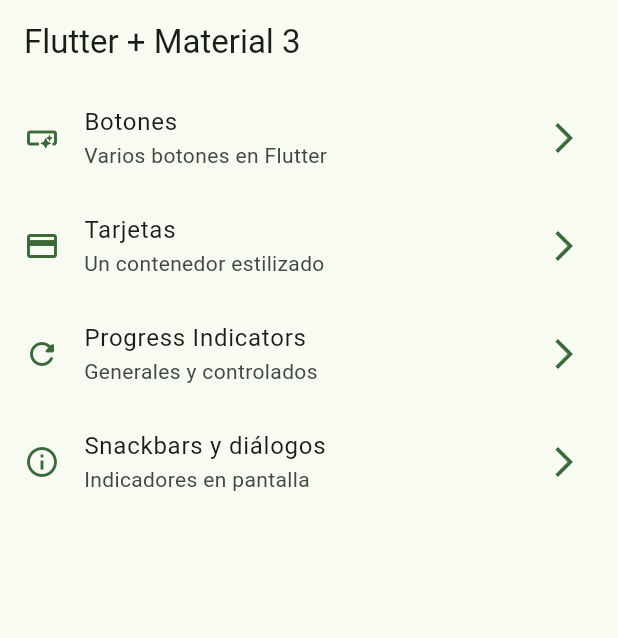
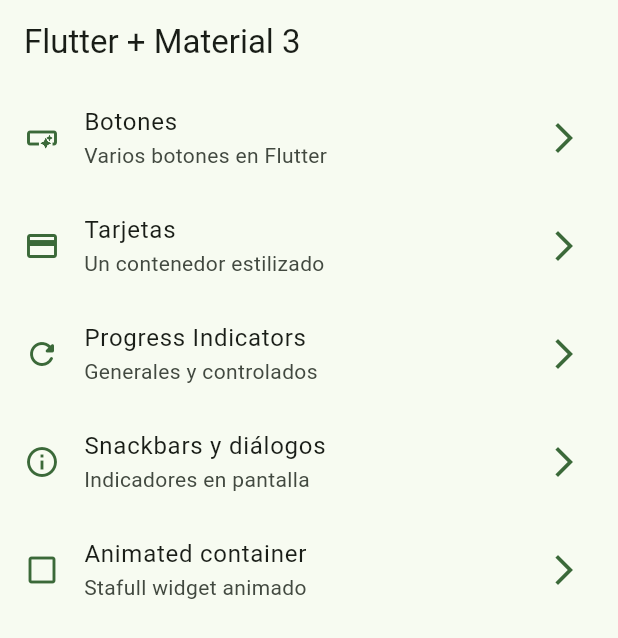
Before and after one commit to valeroman/FT-Widgets, a Flutter app: the screen it shows after launch, on a phone screen of 412 x 824 dp. Shown: the top 638 px of the screen. Run offline on Flutter 3.47's test engine with Material 2 defaults, Android fonts, the phone set to English and light mode, and no system bars; our stand-ins replace go_router.

Commit message:
animatedContainer terminado

```diff
--- a/lib/config/menu/menu_items.dart
+++ b/lib/config/menu/menu_items.dart
@@ -45,4 +45,11 @@ const appMenuItems = <MenuItem>[
     icon: Icons.info_outline
   ),
 
+  MenuItem(
+    title: 'Animated container',
+    subTitle: 'Stafull widget animado',
+    link: '/animated',
+    icon: Icons.check_box_outline_blank_outlined
+  ),
+
 ];
--- a/lib/config/router/app_router.dart
+++ b/lib/config/router/app_router.dart
@@ -39,5 +39,11 @@ final appRouter = GoRouter(
       builder: (context, state) => const SnackbarScreen(),
     ),
 
+    GoRoute(
+      path: '/animated',
+      name: AnimatedScreen.name,
+      builder: (context, state) => const AnimatedScreen(),
+    ),
+
   ],
 );
```
Also changed, not shown: lib/presentation/screens/animated/animated_screen.dart (+56 -2 lines).
